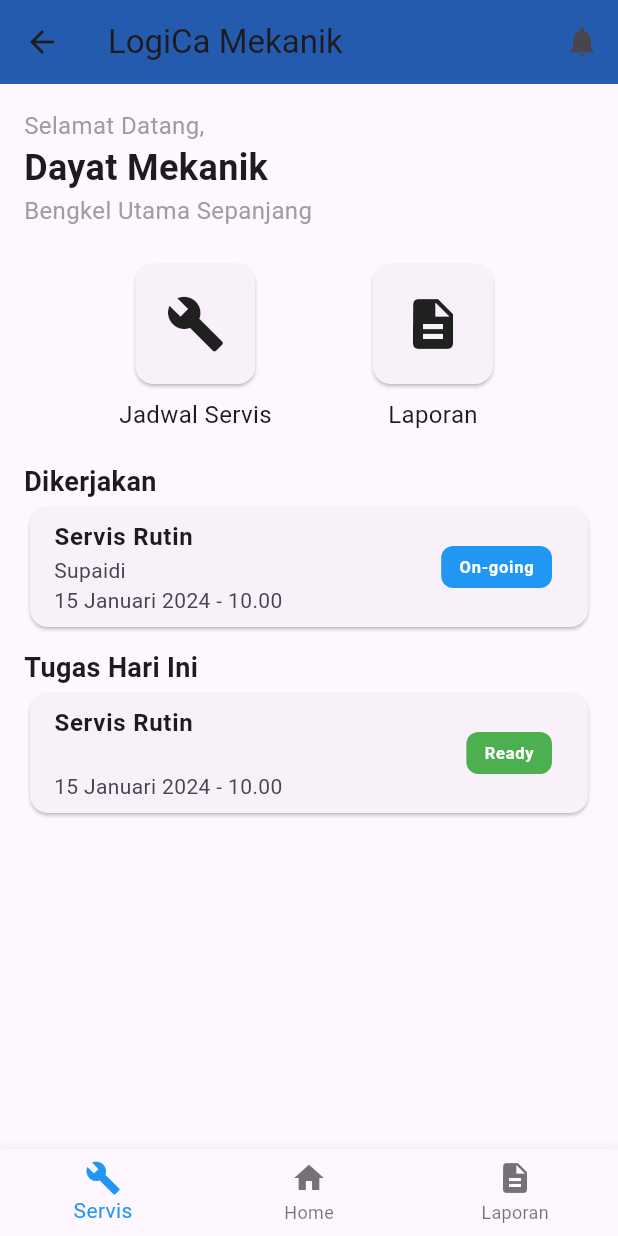
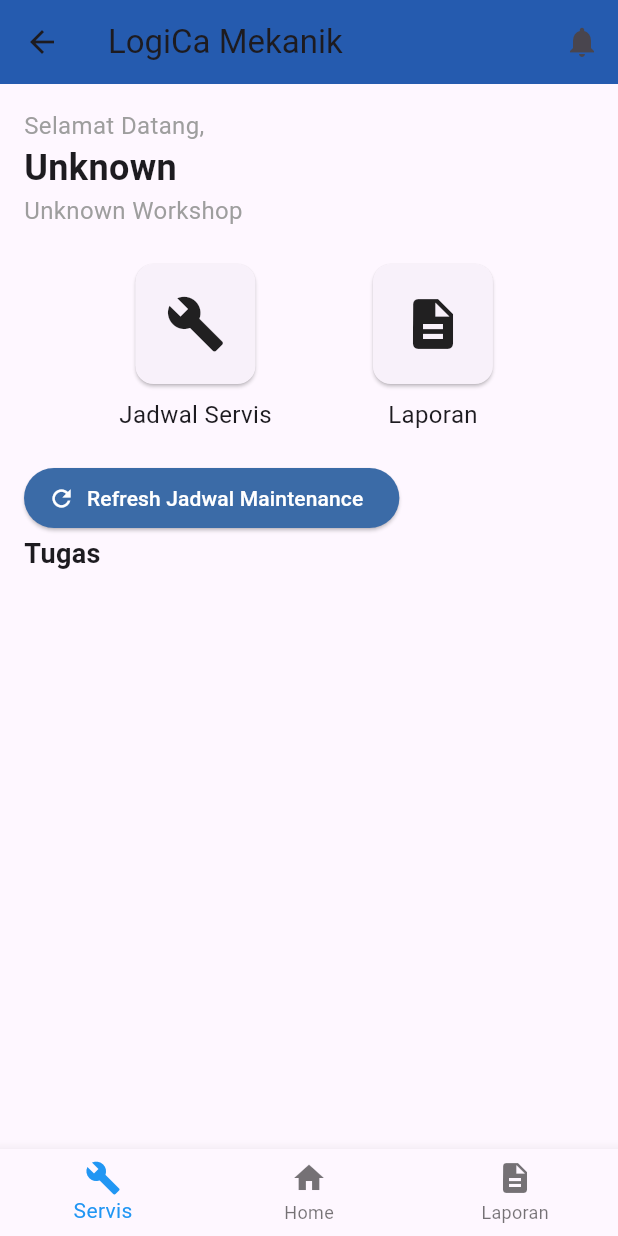
Before and after one commit to Senadara/LogiCA-Mobile, a Flutter app: the MekanikDashboardPage screen opened directly, on a phone screen of 412 x 824 dp. Run offline on Flutter 3.47's test engine with Material 3 defaults, Android fonts, the phone set to English and light mode, and no system bars; our stand-ins replace flutter_local_notifications, image_picker, shared_preferences; accounts and stored records are empty.

Commit message:
update route user dan dashboard mekanik

```diff
--- a/lib/dashboard_mekanik.dart
+++ /dev/null
@@ -1,127 +0,0 @@
-import 'package:flutter/material.dart';
-
-class MekanikDashboardPage extends StatelessWidget {
-  const MekanikDashboardPage({Key? key}) : super(key: key);
-
-  @override
-  Widget build(BuildContext context) {
-    return Scaffold(
-      appBar: AppBar(
-        backgroundColor: const Color(0xFF255BAF), // Warna biru sesuai gambar
-        title: const Text('LogiCa Mekanik'),
-        actions: [
-          IconButton(
-            icon: const Icon(Icons.notifications),
-            onPressed: () {
-              // Navigasi ke halaman notifikasi
-            },
-          ),
-        ],
-      ),
-      body: Padding(
-        padding: const EdgeInsets.all(16.0),
-        child: Column(
-          crossAxisAlignment: CrossAxisAlignment.start,
-          children: [
-            const Text(
-              'Selamat Datang,',
-              style: TextStyle(fontSize: 16, color: Colors.grey),
-            ),
-            const Text(
-              'Dayat Mekanik',
-              style: TextStyle(fontSize: 24, fontWeight: FontWeight.bold),
-            ),
-            const Text(
-              'Bengkel Utama Sepanjang',
-              style: TextStyle(fontSize: 16, color: Colors.grey),
-            ),
-            const SizedBox(height: 20),
-            Row(
-              mainAxisAlignment: MainAxisAlignment.spaceEvenly,
-              children: [
-                _buildMenuCard(Icons.build, 'Jadwal Servis', () {
-                  // Navigasi ke halaman jadwal servis
-                }),
-                _buildMenuCard(Icons.description, 'Laporan', () {
-                  // Navigasi ke halaman laporan
-                }),
-              ],
-            ),
-            const SizedBox(height: 20),
-            const Text(
-              'Dikerjakan',
-              style: TextStyle(fontSize: 18, fontWeight: FontWeight.bold),
-            ),
-            _buildTaskCard('Servis Rutin', 'Supaidi', '15 Januari 2024 - 10.00', 'On-going', Colors.blue),
-            const SizedBox(height: 10),
-            const Text(
-              'Tugas Hari Ini',
-              style: TextStyle(fontSize: 18, fontWeight: FontWeight.bold),
-            ),
-            _buildTaskCard('Servis Rutin', '', '15 Januari 2024 - 10.00', 'Ready', Colors.green),
-          ],
-        ),
-      ),
-      bottomNavigationBar: BottomNavigationBar(
-        items: const [
-          BottomNavigationBarItem(
-            icon: Icon(Icons.build),
-            label: 'Servis',
-          ),
-          BottomNavigationBarItem(
-            icon: Icon(Icons.home),
-            label: 'Home',
-          ),
-          BottomNavigationBarItem(
-            icon: Icon(Icons.description),
-            label: 'Laporan',
-          ),
-        ],
-        selectedItemColor: Colors.blue,
-        onTap: (index) {
-          // Tambahkan navigasi sesuai index
-        },
-      ),
-    );
-  }
-
-  Widget _buildMenuCard(IconData icon, String title, VoidCallback onTap) {
-    return GestureDetector(
-      onTap: onTap,
-      child: Column(
-        children: [
-          Card(
-            shape: RoundedRectangleBorder(borderRadius: BorderRadius.circular(12)),
-            child: Padding(
-              padding: const EdgeInsets.all(20.0),
-              child: Icon(icon, size: 40),
-            ),
-          ),
-          const SizedBox(height: 5),
-          Text(title, style: const TextStyle(fontSize: 16)),
-        ],
-      ),
-    );
-  }
-
-  Widget _buildTaskCard(String title, String name, String time, String status, Color statusColor) {
-    return Card(
-      shape: RoundedRectangleBorder(borderRadius: BorderRadius.circular(12)),
-      child: ListTile(
-        title: Text(title, style: const TextStyle(fontWeight: FontWeight.bold)),
-        subtitle: Text('$name\n$time'),
-        trailing: Container(
-          padding: const EdgeInsets.symmetric(horizontal: 12, vertical: 6),
-          decoration: BoxDecoration(
-            color: statusColor,
-            borderRadius: BorderRadius.circular(8),
-          ),
-          child: Text(
-            status,
-            style: const TextStyle(color: Colors.white, fontWeight: FontWeight.bold),
-          ),
-        ),
-      ),
-    );
-  }
-}
--- a/lib/main.dart
+++ b/lib/main.dart
@@ -6,7 +6,8 @@ import 'package:logica_mobile/pages_driver/formfoto.dart';
 import 'package:logica_mobile/pages_driver/maintenance.dart';
 //import 'package:logica_mobile/pages_driver/media.dart';
 import 'package:logica_mobile/pages_driver/supir_dashboard.dart';
-import 'package:logica_mobile/notification.dart'; // Import the NotificationService
+import 'package:logica_mobile/notification.dart';
+import 'package:logica_mobile/pages_mechanic/dashboard_mekanik.dart'; // Import the NotificationService
 
 void main() {
   runApp(const MyApp());
@@ -28,7 +29,7 @@ class MyApp extends StatelessWidget {
         '/': (context) => Login(),
         '/SupirDashboard': (context) => SupirDashboard(notificationService: NotificationService()),
         '/Maintenance': (context) => MaintenanceRequestScreen(),
-        '/MekanikDashboard': (context) => SupirFormfoto(),
+        '/MekanikDashboard': (context) => MekanikDashboardPage(),
         '/Mekanik': (context) => const Maintenance(),
       },
     );
--- /dev/null
+++ b/lib/pages_mechanic/dashboard_mekanik.dart
@@ -0,0 +1,195 @@
+import 'dart:convert';
+import 'package:flutter/material.dart';
+import 'package:shared_preferences/shared_preferences.dart';
+import 'package:http/http.dart' as http;
+
+class MekanikDashboardPage extends StatefulWidget {
+  const MekanikDashboardPage({Key? key}) : super(key: key);
+
+  @override
+  _MekanikDashboardPageState createState() => _MekanikDashboardPageState();
+}
+
+class _MekanikDashboardPageState extends State<MekanikDashboardPage> {
+  String userName = 'Unknown';
+  String workshopName = 'Unknown Workshop';
+  List<Map<String, dynamic>> tasks = [];
+
+  @override
+  void initState() {
+    super.initState();
+    _loadUserData();
+    _loadTasks();
+  }
+
+  Future<void> _loadUserData() async {
+    SharedPreferences prefs = await SharedPreferences.getInstance();
+    String? userDataString = prefs.getString('userData');
+
+    if (userDataString != null) {
+      Map<String, dynamic> userData = jsonDecode(userDataString);
+      setState(() {
+        userName = userData['name'];
+      });
+    }
+  }
+
+  Future<void> _loadTasks() async {
+    SharedPreferences prefs = await SharedPreferences.getInstance();
+    String? taskDataString = prefs.getString('taskData');
+
+    if (taskDataString != null) {
+      List<dynamic> taskData = jsonDecode(taskDataString);
+      setState(() {
+        tasks = List<Map<String, dynamic>>.from(taskData);
+      });
+    }
+  }
+
+  Future<void> _refreshMaintenanceSchedule() async {
+    try {
+      final response = await http.get(
+        Uri.parse("http://10.0.2.2:8000/api/maintenance"),
+        headers: {"Content-Type": "application/json"},
+      );
+
+      if (response.statusCode == 200) {
+        final data = jsonDecode(response.body);
+
+        if (data is List<dynamic>) {
+          setState(() {
+            tasks = List<Map<String, dynamic>>.from(data);
+          });
+        } else {
+          print("Unexpected response format: $data");
+        }
+      } else {
+        ScaffoldMessenger.of(context).showSnackBar(
+          const SnackBar(content: Text("Gagal memuat jadwal maintenance")),
+        );
+      }
+    } catch (e) {
+      print("Error fetching maintenance schedule: $e");
+      ScaffoldMessenger.of(context).showSnackBar(
+        SnackBar(content: Text("Terjadi kesalahan: $e")),
+      );
+    }
+  }
+
+  @override
+  Widget build(BuildContext context) {
+    return Scaffold(
+      appBar: AppBar(
+        backgroundColor: const Color(0xFF255BAF),
+        title: const Text('LogiCa Mekanik'),
+        actions: [
+          IconButton(
+            icon: const Icon(Icons.notifications),
+            onPressed: () {},
+          ),
+        ],
+      ),
+      body: Padding(
+        padding: const EdgeInsets.all(16.0),
+        child: Column(
+          crossAxisAlignment: CrossAxisAlignment.start,
+          children: [
+            const Text('Selamat Datang,', style: TextStyle(fontSize: 16, color: Colors.grey)),
+            Text(userName, style: TextStyle(fontSize: 24, fontWeight: FontWeight.bold)),
+            Text(workshopName, style: TextStyle(fontSize: 16, color: Colors.grey)),
+            const SizedBox(height: 20),
+            Row(
+              mainAxisAlignment: MainAxisAlignment.spaceEvenly,
+              children: [
+                _buildMenuCard(Icons.build, 'Jadwal Servis', () {}),
+                _buildMenuCard(Icons.description, 'Laporan', () {}),
+              ],
+            ),
+            const SizedBox(height: 20),
+            ElevatedButton.icon(
+              icon: const Icon(Icons.refresh),
+              label: const Text("Refresh Jadwal Maintenance"),
+              style: ElevatedButton.styleFrom(
+                backgroundColor: const Color(0xFF3B6BA7),
+                foregroundColor: Colors.white,
+              ),
+              onPressed: _refreshMaintenanceSchedule,
+            ),
+            const Text('Tugas', style: TextStyle(fontSize: 18, fontWeight: FontWeight.bold)),
+            ...tasks.map((task) {
+              return _buildTaskCard(
+                task['tipe_maintenance'] ?? 'Tidak diketahui',
+                task['name'] ?? '',
+                task['date'] ?? '',
+                task['status'] ?? '',
+                _getStatusColor(task['status'] ?? ''),
+              );
+            }).toList(),
+          ],
+        ),
+      ),
+      bottomNavigationBar: BottomNavigationBar(
+        items: const [
+          BottomNavigationBarItem(icon: Icon(Icons.build), label: 'Servis'),
+          BottomNavigationBarItem(icon: Icon(Icons.home), label: 'Home'),
+          BottomNavigationBarItem(icon: Icon(Icons.description), label: 'Laporan'),
+        ],
+        selectedItemColor: Colors.blue,
+        onTap: (index) {},
+      ),
+    );
+  }
+
+  Widget _buildMenuCard(IconData icon, String title, VoidCallback onTap) {
+    return GestureDetector(
+      onTap: onTap,
+      child: Column(
+        children: [
+          Card(
+            shape: RoundedRectangleBorder(borderRadius: BorderRadius.circular(12)),
+            child: Padding(
+              padding: const EdgeInsets.all(20.0),
+              child: Icon(icon, size: 40),
+            ),
+          ),
+          const SizedBox(height: 5),
+          Text(title, style: const TextStyle(fontSize: 16)),
+        ],
+      ),
+    );
+  }
+
+  Widget _buildTaskCard(String title, String name, String time, String status, Color statusColor) {
+    return Card(
+      shape: RoundedRectangleBorder(borderRadius: BorderRadius.circular(12)),
+      child: ListTile(
+        title: Text(title, style: const TextStyle(fontWeight: FontWeight.bold)),
+        subtitle: Text('$name\n$time'),
+        trailing: Container(
+          padding: const EdgeInsets.symmetric(horizontal: 12, vertical: 6),
+          decoration: BoxDecoration(
+            color: statusColor,
+            borderRadius: BorderRadius.circular(8),
+          ),
+          child: Text(
+            status,
+            style: const TextStyle(color: Colors.white, fontWeight: FontWeight.bold),
+          ),
+        ),
+      ),
+    );
+  }
+
+  Color _getStatusColor(String status) {
+    switch (status.toLowerCase()) {
+      case 'on going':
+        return Colors.blue;
+      case 'pending':
+        return Colors.green;
+      case 'completed':
+        return Colors.grey;
+      default:
+        return Colors.orange;
+    }
+  }
+}
```
Also changed, not shown: lib/login.dart (+17 -3 lines).
